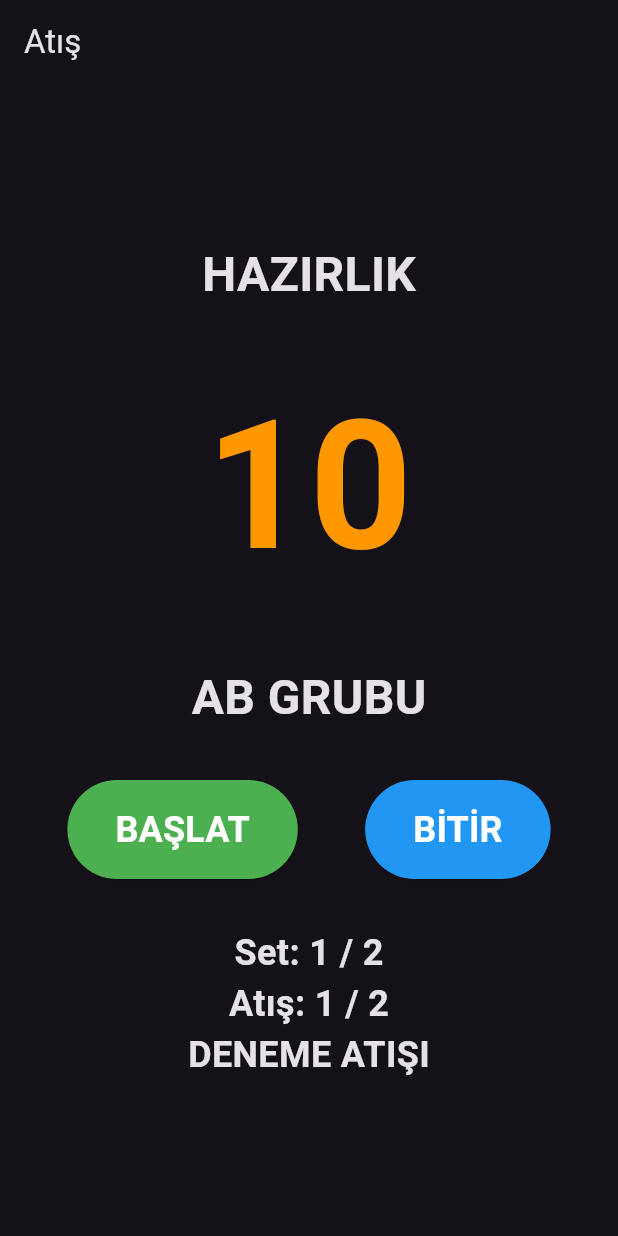
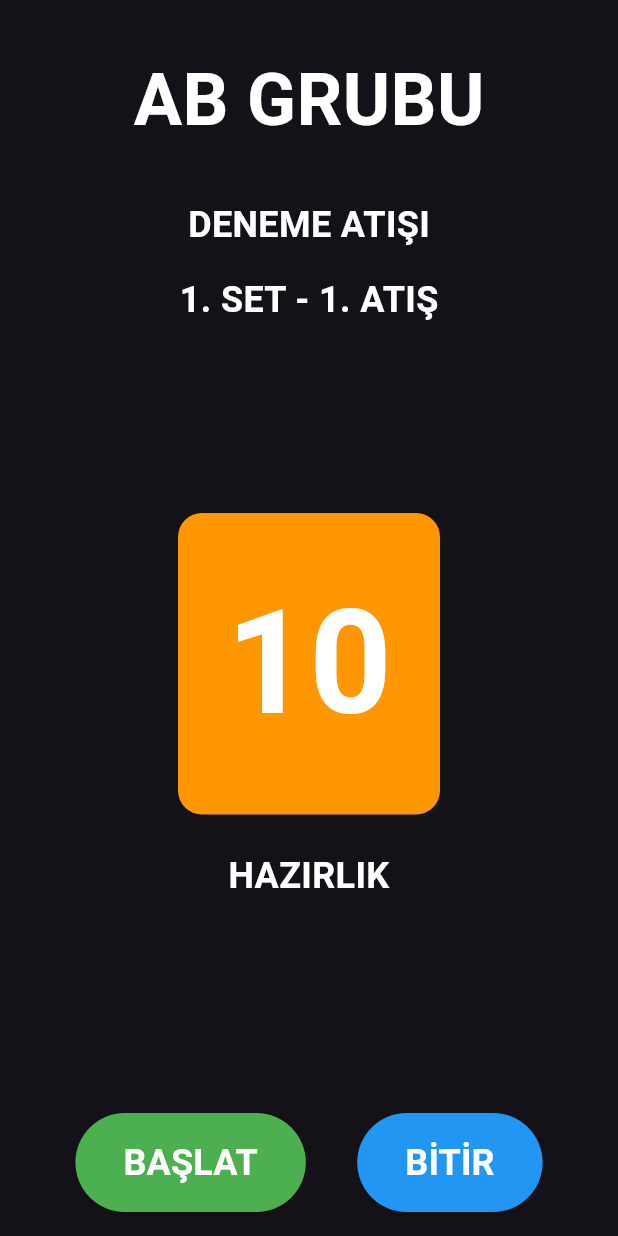
Before and after one commit to hasanali8334/archery_timer, a Flutter app: the screen it shows after launch, on a phone screen of 412 x 824 dp. Run offline on Flutter 3.47's test engine with Material 3 defaults, Android fonts, the phone set to English and light mode, and no system bars; our stand-ins replace audioplayers, shared_preferences.

Commit message:
ShootingScreen eski haline getirildi: - Sayaç büyük ve renkli - AB/CD göstergesi büyük - Set ve atış bilgisi daha belirgin - Butonlar büyük ve renkli

```diff
--- a/lib/screens/shooting_screen.dart
+++ b/lib/screens/shooting_screen.dart
@@ -228,53 +228,108 @@ class _ShootingScreenState extends State<ShootingScreen> {
 
   @override
   Widget build(BuildContext context) {
-    Color timerColor = isPreparationPhase
+    Color timerColor =
+        isPreparationPhase
             ? Colors.orange
-        : (remainingTime <= widget.warningTime ? Colors.orange : Colors.green);
+            : (remainingTime <= widget.warningTime
+                ? Colors.orange
+                : Colors.green);
 
     return Scaffold(
-      appBar: AppBar(
-        title: const Text('Atış'),
-        backgroundColor: Colors.transparent,
-        elevation: 0,
-      ),
       body: SafeArea(
+        child: Column(
+          children: [
+            // Üst kısım (AB/CD göstergesi)
+            Container(
+              padding: const EdgeInsets.symmetric(vertical: 32),
               child: Center(
-          child: Column(
-            mainAxisAlignment: MainAxisAlignment.center,
-            children: [
-              Text(
-                isPreparationPhase ? 'HAZIRLIK' : 'ATIŞ',
+                child: Text(
+                  isABGroup ? 'AB GRUBU' : 'CD GRUBU',
                   style: const TextStyle(
-                  fontSize: 32,
+                    color: Colors.white,
+                    fontSize: 48,
                     fontWeight: FontWeight.bold,
                   ),
                 ),
-              const SizedBox(height: 32),
-              Text(
-                remainingTime.toString(),
-                style: TextStyle(
-                  fontSize: 120,
-                  fontWeight: FontWeight.bold,
-                  color: timerColor,
               ),
             ),
-              const SizedBox(height: 32),
+            // Set ve atış bilgisi
+            Column(
+              mainAxisSize: MainAxisSize.min,
+              children: [
                 Text(
-                isABGroup ? 'AB GRUBU' : 'CD GRUBU',
+                  isPracticeRound ? 'DENEME ATIŞI' : 'YARIŞMA ATIŞI',
                   style: const TextStyle(
-                  fontSize: 32,
+                    color: Colors.white,
+                    fontSize: 24,
                     fontWeight: FontWeight.bold,
                   ),
                 ),
-              const SizedBox(height: 32),
+                const SizedBox(height: 16),
+                Text(
+                  '${currentSet}. SET - ${currentShotInSet}. ATIŞ',
+                  style: const TextStyle(
+                    color: Colors.white,
+                    fontSize: 24,
+                    fontWeight: FontWeight.bold,
+                  ),
+                ),
+              ],
+            ),
+            // Timer ve butonlar
+            Expanded(
+              child: Center(
+                child: Column(
+                  mainAxisSize: MainAxisSize.min,
+                  children: [
+                    Container(
+                      padding: const EdgeInsets.all(32),
+                      decoration: BoxDecoration(
+                        color: timerColor,
+                        borderRadius: BorderRadius.circular(16),
+                      ),
+                      child: Text(
+                        remainingTime.toString(),
+                        style: const TextStyle(
+                          color: Colors.white,
+                          fontSize: 96,
+                          fontWeight: FontWeight.bold,
+                        ),
+                      ),
+                    ),
+                    if (!isRunning)
+                      Container(
+                        padding: const EdgeInsets.only(top: 24),
+                        child: Text(
+                          isPreparationPhase ? 'HAZIRLIK' : 'ATIŞ',
+                          style: const TextStyle(
+                            color: Colors.white,
+                            fontSize: 24,
+                            fontWeight: FontWeight.bold,
+                          ),
+                          textAlign: TextAlign.center,
+                        ),
+                      ),
+                  ],
+                ),
+              ),
+            ),
+            Container(
+              padding: const EdgeInsets.all(16),
+              child: Column(
+                mainAxisSize: MainAxisSize.min,
+                children: [
                   Row(
                     mainAxisAlignment: MainAxisAlignment.spaceEvenly,
                     children: [
                       ElevatedButton(
-                    onPressed: isRunning ? _stopTimer : _startTimer,
+                        onPressed:
+                            isMatchFinished
+                                ? null
+                                : (isRunning ? _stopTimer : _startTimer),
                         style: ElevatedButton.styleFrom(
-                      backgroundColor: isRunning ? Colors.red : Colors.green,
+                          backgroundColor:
+                              isRunning ? Colors.red : Colors.green,
                           padding: const EdgeInsets.symmetric(
                             horizontal: 32,
                             vertical: 16,
@@ -290,7 +345,7 @@ class _ShootingScreenState extends State<ShootingScreen> {
                         ),
                       ),
                       ElevatedButton(
-                    onPressed: _finishShot,
+                        onPressed: isMatchFinished ? null : _finishShot,
                         style: ElevatedButton.styleFrom(
                           backgroundColor: Colors.blue,
                           padding: const EdgeInsets.symmetric(
@@ -309,32 +364,12 @@ class _ShootingScreenState extends State<ShootingScreen> {
                       ),
                     ],
                   ),
-              const SizedBox(height: 32),
-              Text(
-                'Set: $currentSet / ${isPracticeRound ? widget.practiceRounds : widget.matchRounds}',
-                style: const TextStyle(
-                  fontSize: 24,
-                  fontWeight: FontWeight.bold,
-                ),
-              ),
-              Text(
-                'Atış: $currentShotInSet / 2',
-                style: const TextStyle(
-                  fontSize: 24,
-                  fontWeight: FontWeight.bold,
-                ),
-              ),
-              Text(
-                isPracticeRound ? 'DENEME ATIŞI' : 'YARIŞMA',
-                style: const TextStyle(
-                  fontSize: 24,
-                  fontWeight: FontWeight.bold,
+                ],
               ),
             ),
           ],
         ),
       ),
-      ),
     );
   }
 }
```
Lines whose indentation alone changed are shown as unchanged.
